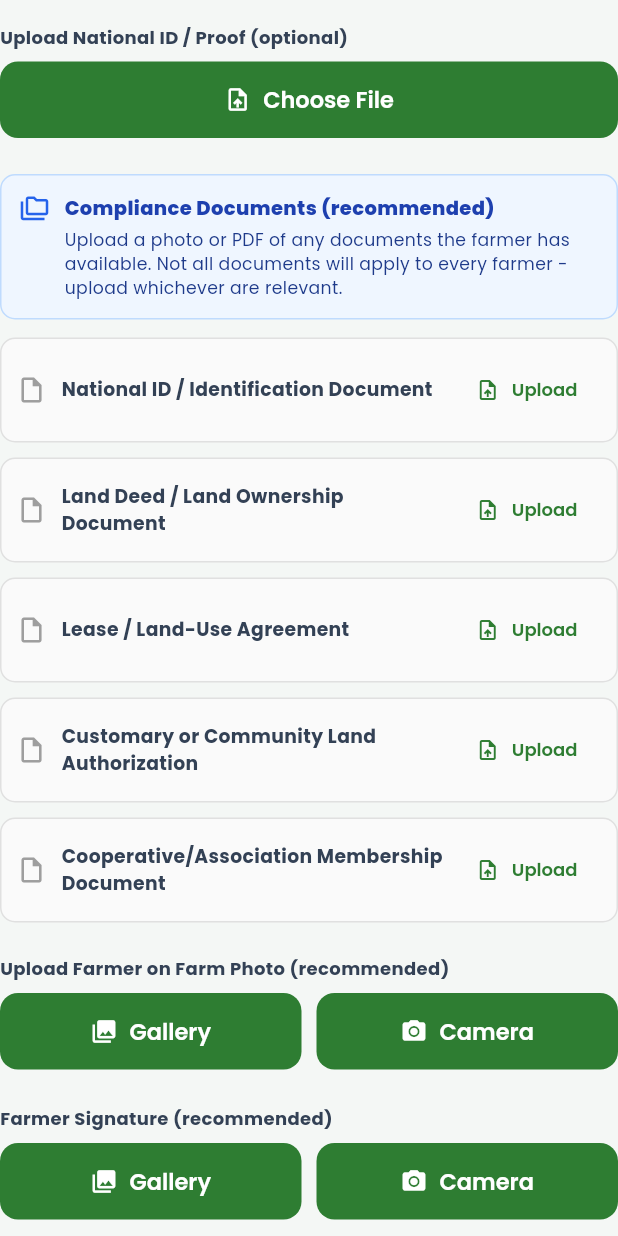
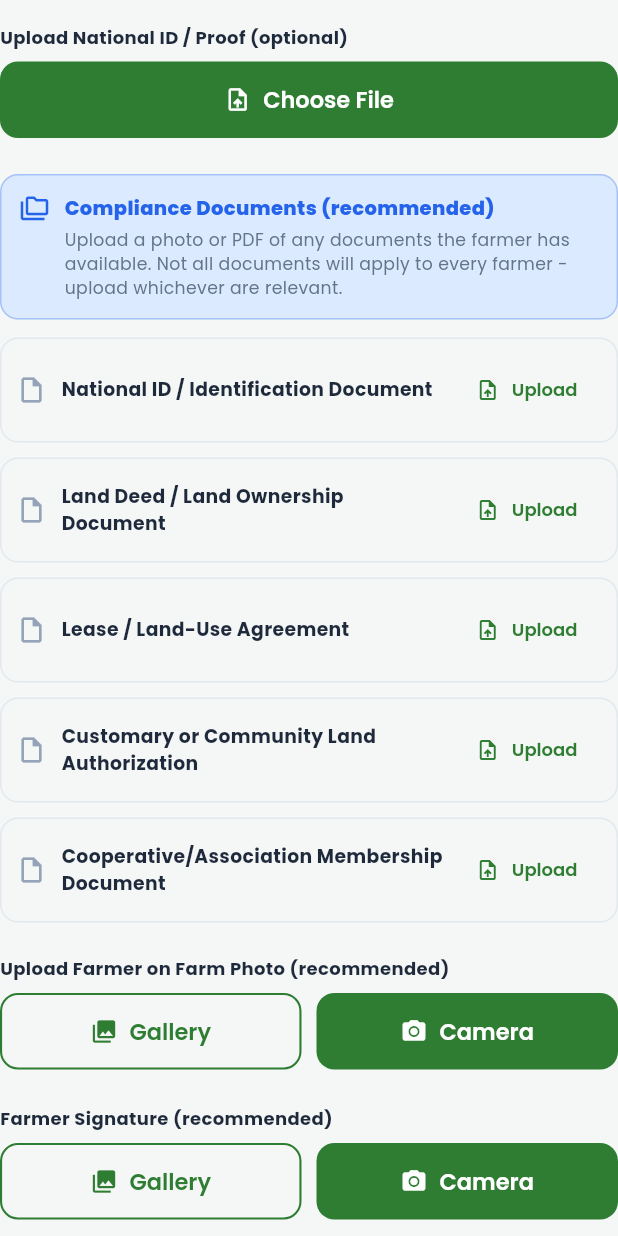
Before and after one commit to DevKonneh/lacra-eudr-mobile, a Flutter app: the FarmerAttachmentsStep widget shown alone on an empty page, opened directly with empty values, on a phone screen of 412 x 824 dp. Run offline on Flutter 3.47's test engine with Material 3 defaults, Android fonts, the phone set to English and light mode, and no system bars; our stand-ins replace connectivity_plus, file_picker, flutter_secure_storage, geolocator, google_fonts, google_maps_flutter and 3 more; missing offline and left inert: mobile_scanner; accounts and stored records are empty.

Commit message:
Redesign UI: apply design system to Farmer Registry step widgets (Personal Info, Location, Farm Details, Attachments, Review)

```diff
--- a/lib/widgets/farmer_attachments_step.dart
+++ b/lib/widgets/farmer_attachments_step.dart
@@ -2,6 +2,7 @@ import 'package:flutter/material.dart';
 import 'package:image_picker/image_picker.dart';
 import 'package:file_picker/file_picker.dart';
 import 'dart:io';
+import '../theme/app_theme.dart';
 
 class FarmerAttachmentsStep extends StatefulWidget {
   final Function(Map<String, dynamic>) onDataChanged;
@@ -243,7 +244,7 @@ class _FarmerAttachmentsStepState extends State<FarmerAttachmentsStep> {
             style: TextStyle(
               fontSize: 12,
               fontWeight: FontWeight.w700,
-              color: Color(0xFF334155),
+              color: AppTheme.textPrimary,
             ),
           ),
           const SizedBox(height: 8),
@@ -251,19 +252,20 @@ class _FarmerAttachmentsStepState extends State<FarmerAttachmentsStep> {
             onPressed: _pickNationalId,
             icon: const Icon(Icons.upload_file),
             label: const Text('Choose File'),
+            style: ElevatedButton.styleFrom(backgroundColor: AppTheme.primaryGreen),
           ),
           if (_nationalIdPath != null) ...[
             const SizedBox(height: 8),
             Container(
               padding: const EdgeInsets.all(8),
               decoration: BoxDecoration(
-                color: Colors.green.shade50,
-                borderRadius: BorderRadius.circular(8),
-                border: Border.all(color: Colors.green.shade200),
+                color: AppTheme.successBg,
+                borderRadius: BorderRadius.circular(AppTheme.radiusMd),
+                border: Border.all(color: AppTheme.success.withValues(alpha: 0.3)),
               ),
               child: Row(
                 children: [
-                  const Icon(Icons.check_circle, color: Colors.green, size: 20),
+                  const Icon(Icons.check_circle, color: AppTheme.success, size: 20),
                   const SizedBox(width: 8),
                   Expanded(
                     child: Text(
@@ -288,16 +290,16 @@ class _FarmerAttachmentsStepState extends State<FarmerAttachmentsStep> {
           Container(
             padding: const EdgeInsets.all(12),
             decoration: BoxDecoration(
-              color: const Color(0xFFEFF6FF),
-              borderRadius: BorderRadius.circular(10),
-              border: Border.all(color: const Color(0xFFBFDBFE)),
+              color: AppTheme.infoBg,
+              borderRadius: BorderRadius.circular(AppTheme.radiusMd),
+              border: Border.all(color: AppTheme.info.withValues(alpha: 0.3)),
             ),
             child: Row(
               crossAxisAlignment: CrossAxisAlignment.start,
               children: [
                 const Icon(
                   Icons.folder_copy_outlined,
-                  color: Color(0xFF2563EB),
+                  color: AppTheme.info,
                   size: 20,
                 ),
                 const SizedBox(width: 10),
@@ -310,7 +312,7 @@ class _FarmerAttachmentsStepState extends State<FarmerAttachmentsStep> {
                         style: TextStyle(
                           fontSize: 13,
                           fontWeight: FontWeight.w800,
-                          color: Color(0xFF1E40AF),
+                          color: AppTheme.info,
                         ),
                       ),
                       const SizedBox(height: 4),
@@ -320,7 +322,7 @@ class _FarmerAttachmentsStepState extends State<FarmerAttachmentsStep> {
                         'every farmer - upload whichever are relevant.',
                         style: TextStyle(
                           fontSize: 11.5,
-                          color: Color(0xFF1E3A8A),
+                          color: AppTheme.textSecondary,
                         ),
                       ),
                     ],
@@ -338,13 +340,13 @@ class _FarmerAttachmentsStepState extends State<FarmerAttachmentsStep> {
                 padding: const EdgeInsets.all(10),
                 decoration: BoxDecoration(
                   color: path != null
-                      ? Colors.green.shade50
-                      : Colors.grey.shade50,
-                  borderRadius: BorderRadius.circular(10),
+                      ? AppTheme.successBg
+                      : AppTheme.background,
+                  borderRadius: BorderRadius.circular(AppTheme.radiusMd),
                   border: Border.all(
                     color: path != null
-                        ? Colors.green.shade200
-                        : Colors.grey.shade300,
+                        ? AppTheme.success.withValues(alpha: 0.3)
+                        : AppTheme.border,
                   ),
                 ),
                 child: Row(
@@ -353,7 +355,9 @@ class _FarmerAttachmentsStepState extends State<FarmerAttachmentsStep> {
                       path != null
                           ? Icons.check_circle
                           : Icons.insert_drive_file_outlined,
-                      color: path != null ? Colors.green : Colors.grey,
+                      color: path != null
+                          ? AppTheme.success
+                          : AppTheme.textMuted,
                       size: 20,
                     ),
                     const SizedBox(width: 10),
@@ -366,7 +370,7 @@ class _FarmerAttachmentsStepState extends State<FarmerAttachmentsStep> {
                             style: const TextStyle(
                               fontSize: 12.5,
                               fontWeight: FontWeight.w700,
-                              color: Color(0xFF334155),
+                              color: AppTheme.textPrimary,
                             ),
                           ),
                           if (path != null)
@@ -376,7 +380,7 @@ class _FarmerAttachmentsStepState extends State<FarmerAttachmentsStep> {
                                 path.split('/').last,
                                 style: const TextStyle(
                                   fontSize: 11,
-                                  color: Color(0xFF64748B),
+                                  color: AppTheme.textSecondary,
                                 ),
                                 overflow: TextOverflow.ellipsis,
                               ),
@@ -410,14 +414,14 @@ class _FarmerAttachmentsStepState extends State<FarmerAttachmentsStep> {
             style: TextStyle(
               fontSize: 12,
               fontWeight: FontWeight.w700,
-              color: Color(0xFF334155),
+              color: AppTheme.textPrimary,
             ),
           ),
           const SizedBox(height: 8),
           Row(
             children: [
               Expanded(
-                child: ElevatedButton.icon(
+                child: OutlinedButton.icon(
                   onPressed: _pickFarmSelfieFromGallery,
                   icon: const Icon(Icons.photo_library),
                   label: const Text('Gallery'),
@@ -429,6 +433,7 @@ class _FarmerAttachmentsStepState extends State<FarmerAttachmentsStep> {
                   onPressed: _pickFarmSelfie,
                   icon: const Icon(Icons.camera_alt),
                   label: const Text('Camera'),
+                  style: ElevatedButton.styleFrom(backgroundColor: AppTheme.primaryGreen),
                 ),
               ),
             ],
@@ -438,8 +443,8 @@ class _FarmerAttachmentsStepState extends State<FarmerAttachmentsStep> {
             Container(
               height: 200,
               decoration: BoxDecoration(
-                borderRadius: BorderRadius.circular(12),
-                border: Border.all(color: Colors.grey.shade300),
+                borderRadius: BorderRadius.circular(AppTheme.radiusMd),
+                border: Border.all(color: AppTheme.border),
               ),
               child: Stack(
                 children: [
@@ -477,14 +482,14 @@ class _FarmerAttachmentsStepState extends State<FarmerAttachmentsStep> {
             style: TextStyle(
               fontSize: 12,
               fontWeight: FontWeight.w700,
-              color: Color(0xFF334155),
+              color: AppTheme.textPrimary,
             ),
           ),
           const SizedBox(height: 8),
           Row(
             children: [
               Expanded(
-                child: ElevatedButton.icon(
+                child: OutlinedButton.icon(
                   onPressed: _pickSignatureFromGallery,
                   icon: const Icon(Icons.photo_library),
                   label: const Text('Gallery'),
@@ -496,6 +501,7 @@ class _FarmerAttachmentsStepState extends State<FarmerAttachmentsStep> {
                   onPressed: _pickSignature,
                   icon: const Icon(Icons.camera_alt),
                   label: const Text('Camera'),
+                  style: ElevatedButton.styleFrom(backgroundColor: AppTheme.primaryGreen),
                 ),
               ),
             ],
@@ -505,9 +511,9 @@ class _FarmerAttachmentsStepState extends State<FarmerAttachmentsStep> {
             Container(
               height: 160,
               decoration: BoxDecoration(
-                borderRadius: BorderRadius.circular(12),
-                border: Border.all(color: Colors.grey.shade300),
-                color: Colors.white,
+                borderRadius: BorderRadius.circular(AppTheme.radiusMd),
+                border: Border.all(color: AppTheme.border),
+                color: AppTheme.surface,
               ),
               child: Stack(
                 children: [
@@ -545,7 +551,7 @@ class _FarmerAttachmentsStepState extends State<FarmerAttachmentsStep> {
             style: TextStyle(
               fontSize: 12,
               fontWeight: FontWeight.w700,
-              color: Color(0xFF334155),
+              color: AppTheme.textPrimary,
             ),
           ),
           const SizedBox(height: 8),
@@ -553,6 +559,7 @@ class _FarmerAttachmentsStepState extends State<FarmerAttachmentsStep> {
             onPressed: _pickFarmPhotos,
             icon: const Icon(Icons.add_photo_alternate),
             label: const Text('Add Photos'),
+            style: ElevatedButton.styleFrom(backgroundColor: AppTheme.primaryGreen),
           ),
           if (_farmPhotosPaths.isNotEmpty) ...[
             const SizedBox(height: 16),
@@ -567,7 +574,7 @@ class _FarmerAttachmentsStepState extends State<FarmerAttachmentsStep> {
                       height: 100,
                       decoration: BoxDecoration(
                         borderRadius: BorderRadius.circular(8),
-                        border: Border.all(color: Colors.grey.shade300),
+                        border: Border.all(color: AppTheme.border),
                       ),
                       child: ClipRRect(
                         borderRadius: BorderRadius.circular(8),
@@ -585,7 +592,7 @@ class _FarmerAttachmentsStepState extends State<FarmerAttachmentsStep> {
                         child: Container(
                           padding: const EdgeInsets.all(4),
                           decoration: const BoxDecoration(
-                            color: Colors.red,
+                            color: AppTheme.danger,
                             shape: BoxShape.circle,
                           ),
                           child: const Icon(
@@ -604,6 +611,7 @@ class _FarmerAttachmentsStepState extends State<FarmerAttachmentsStep> {
           const SizedBox(height: 24),
           CheckboxListTile(
             value: _consent,
+            activeColor: AppTheme.primaryGreen,
             onChanged: (value) {
               setState(() {
                 _consent = value ?? false;
@@ -618,7 +626,7 @@ class _FarmerAttachmentsStepState extends State<FarmerAttachmentsStep> {
           const SizedBox(height: 16),
           const Text(
             'Tip: Evidence photos are very important for verification and audits.',
-            style: TextStyle(fontSize: 12, color: Color(0xFF757575)),
+            style: TextStyle(fontSize: 12, color: AppTheme.textMuted),
           ),
         ],
       ),
--- a/lib/widgets/farmer_farm_details_step.dart
+++ b/lib/widgets/farmer_farm_details_step.dart
@@ -1,4 +1,5 @@
 import 'package:flutter/material.dart';
+import '../theme/app_theme.dart';
 
 class FarmerFarmDetailsStep extends StatefulWidget {
   final Function(Map<String, dynamic>) onDataChanged;
@@ -359,7 +360,7 @@ class _FarmerFarmDetailsStepState extends State<FarmerFarmDetailsStep> {
               style: TextStyle(
                 fontSize: 12,
                 fontWeight: FontWeight.w700,
-                color: Color(0xFF334155),
+                color: AppTheme.textPrimary,
               ),
             ),
             const SizedBox(height: 8),
@@ -421,6 +422,7 @@ class _FarmerFarmDetailsStepState extends State<FarmerFarmDetailsStep> {
             const SizedBox(height: 8),
             CheckboxListTile(
               value: _useChemicals,
+              activeColor: AppTheme.primaryGreen,
               onChanged: (value) {
                 setState(() {
                   _useChemicals = value ?? false;
@@ -433,6 +435,7 @@ class _FarmerFarmDetailsStepState extends State<FarmerFarmDetailsStep> {
             ),
             CheckboxListTile(
               value: _extensionServices,
+              activeColor: AppTheme.primaryGreen,
               onChanged: (value) {
                 setState(() {
                   _extensionServices = value ?? false;
```
Also changed, not shown: lib/widgets/farmer_location_step.dart (+15 -15 lines), lib/widgets/farmer_personal_info_step.dart (+19 -19 lines), lib/widgets/farmer_review_step.dart (+61 -74 lines).
